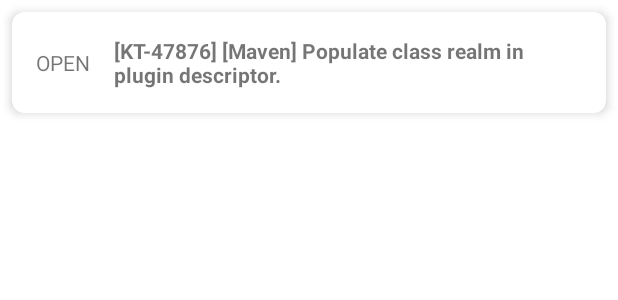
After one commit to matheus-miranda/Kotlin-Issue-Tracker, an Android app: the layout item_issue.xml on its own in the app's theme, with its tools: preview values and no code run, on a phone screen of 412 x 824 dp. The commit adds this screen. Shown: the top 300 px of the screen. Run offline under Robolectric (Android 15) with nearby library versions, the phone set to English and light mode, and no system bars.

Commit message:
Create list item layout and recycler view. Remove Action Bar

```diff
--- a/app/src/main/java/br/com/mmdevelopment/kotlinissuetracker/core/Extensions.kt
+++ b/app/src/main/java/br/com/mmdevelopment/kotlinissuetracker/core/Extensions.kt
@@ -38,7 +38,7 @@
 
 fun Context.createProgressDialog(): AlertDialog {
     return createDialog {
-        val padding = this@createProgressDialog.resources.getDimensionPixelOffset(R.dimen.layout_padding)
+        val padding = this@createProgressDialog.resources.getDimensionPixelOffset(R.dimen.layout_spacing)
         val progressBar = ProgressBar(this@createProgressDialog)
         progressBar.setPadding(padding, padding, padding, padding)
         setView(progressBar)
--- /dev/null
+++ b/app/src/main/res/layout/item_issue.xml
@@ -0,0 +1,42 @@
+<?xml version="1.0" encoding="utf-8"?>
+<com.google.android.material.card.MaterialCardView xmlns:android="http://schemas.android.com/apk/res/android"
+    xmlns:app="http://schemas.android.com/apk/res-auto"
+    xmlns:tools="http://schemas.android.com/tools"
+    android:layout_width="match_parent"
+    android:layout_height="wrap_content"
+    android:layout_margin="@dimen/layout_half_spacing"
+    app:cardCornerRadius="@dimen/layout_half_spacing"
+    app:cardElevation="4dp">
+
+    <androidx.constraintlayout.widget.ConstraintLayout
+        android:layout_width="match_parent"
+        android:layout_height="match_parent"
+        android:padding="@dimen/layout_spacing">
+
+        <com.google.android.material.textview.MaterialTextView
+            android:id="@+id/tv_repo_state"
+            android:layout_width="wrap_content"
+            android:layout_height="wrap_content"
+            android:textAllCaps="true"
+            app:layout_constraintBottom_toBottomOf="parent"
+            app:layout_constraintStart_toStartOf="parent"
+            app:layout_constraintTop_toTopOf="parent"
+            tools:text="OPEN" />
+
+        <com.google.android.material.textview.MaterialTextView
+            android:id="@+id/tv_repo_title"
+            android:layout_width="0dp"
+            android:layout_height="wrap_content"
+            android:layout_marginStart="@dimen/layout_spacing"
+            android:ellipsize="end"
+            android:maxLines="2"
+            android:textStyle="bold"
+            app:layout_constraintBottom_toBottomOf="parent"
+            app:layout_constraintEnd_toEndOf="parent"
+            app:layout_constraintStart_toEndOf="@id/tv_repo_state"
+            app:layout_constraintTop_toTopOf="parent"
+            tools:text="[KT-47876] [Maven] Populate class realm in plugin descriptor." />
+
+    </androidx.constraintlayout.widget.ConstraintLayout>
+
+</com.google.android.material.card.MaterialCardView>
--- a/app/src/main/res/values-night/themes.xml
+++ b/app/src/main/res/values-night/themes.xml
@@ -1,6 +1,6 @@
 <resources xmlns:tools="http://schemas.android.com/tools">
     <!-- Base application theme. -->
-    <style name="Theme.KotlinIssueTracker" parent="Theme.MaterialComponents.DayNight.DarkActionBar">
+    <style name="Theme.KotlinIssueTracker" parent="Theme.MaterialComponents.DayNight.NoActionBar">
         <!-- Primary brand color. -->
         <item name="colorPrimary">@color/purple_200</item>
         <item name="colorPrimaryVariant">@color/purple_700</item>
--- a/app/src/main/res/values/dimens.xml
+++ b/app/src/main/res/values/dimens.xml
@@ -1,6 +1,6 @@
 <?xml version="1.0" encoding="utf-8"?>
 <resources>
-    <dimen name="layout_half_padding">8dp</dimen>
-    <dimen name="layout_padding">16dp</dimen>
-    <dimen name="layout_extra_padding">32dp</dimen>
+    <dimen name="layout_half_spacing">8dp</dimen>
+    <dimen name="layout_spacing">16dp</dimen>
+    <dimen name="layout_extra_spacing">32dp</dimen>
 </resources>
--- a/app/src/main/res/values/themes.xml
+++ b/app/src/main/res/values/themes.xml
@@ -1,6 +1,6 @@
 <resources xmlns:tools="http://schemas.android.com/tools">
     <!-- Base application theme. -->
-    <style name="Theme.KotlinIssueTracker" parent="Theme.MaterialComponents.DayNight.DarkActionBar">
+    <style name="Theme.KotlinIssueTracker" parent="Theme.MaterialComponents.DayNight.NoActionBar">
         <!-- Primary brand color. -->
         <item name="colorPrimary">@color/purple_500</item>
         <item name="colorPrimaryVariant">@color/purple_700</item>
```
Also changed, not shown: app/src/main/res/layout/fragment_issues.xml (+21 -0 lines).
